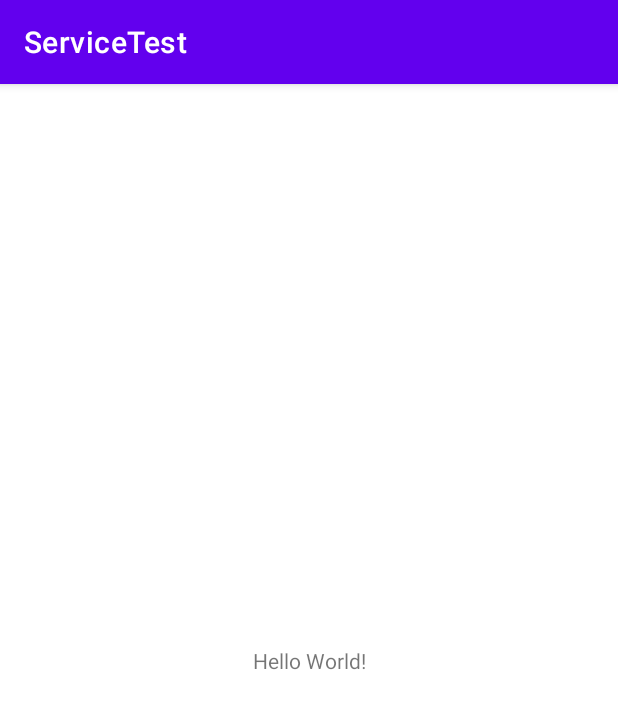
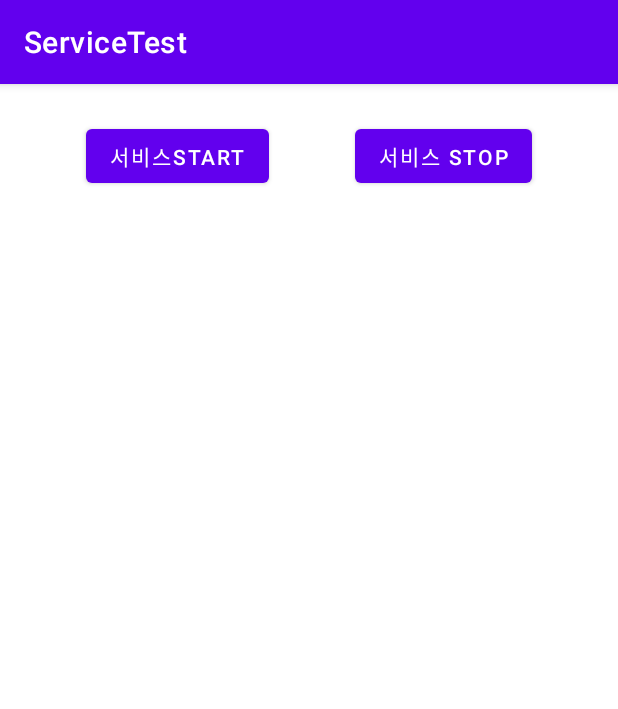
Before and after one commit to heeyjinny/ServiceTest, an Android app: the screen it shows after launch (MainActivity), on a phone screen of 412 x 824 dp. Shown: the top 709 px of the screen. Run offline under Robolectric (Android 15) with nearby library versions, the phone set to English and light mode, and no system bars.

Commit message:
StartedService

```diff
--- a/app/src/main/AndroidManifest.xml
+++ b/app/src/main/AndroidManifest.xml
@@ -12,6 +12,11 @@
         android:supportsRtl="true"
         android:theme="@style/Theme.ServiceTest"
         tools:targetApi="31">
+        <service
+            android:name=".MyService"
+            android:enabled="true"
+            android:exported="true"></service>
+
         <activity
             android:name=".MainActivity"
             android:exported="true">
--- a/app/src/main/res/layout/activity_main.xml
+++ b/app/src/main/res/layout/activity_main.xml
@@ -6,13 +6,26 @@
     android:layout_height="match_parent"
     tools:context=".MainActivity">
 
-    <TextView
+    <Button
+        android:id="@+id/button"
         android:layout_width="wrap_content"
         android:layout_height="wrap_content"
-        android:text="Hello World!"
-        app:layout_constraintBottom_toBottomOf="parent"
-        app:layout_constraintEnd_toEndOf="parent"
+        android:layout_marginTop="24dp"
+        android:onClick="serviceStart"
+        android:text="서비스start"
+        app:layout_constraintEnd_toStartOf="@+id/button2"
         app:layout_constraintStart_toStartOf="parent"
         app:layout_constraintTop_toTopOf="parent" />
 
+    <Button
+        android:id="@+id/button2"
+        android:layout_width="wrap_content"
+        android:layout_height="wrap_content"
+        android:layout_marginTop="24dp"
+        android:text="서비스 stop"
+        app:layout_constraintEnd_toEndOf="parent"
+        app:layout_constraintStart_toEndOf="@+id/button"
+        app:layout_constraintTop_toTopOf="parent"
+        android:onClick="serviceStop"/>
+
 </androidx.constraintlayout.widget.ConstraintLayout>
```
Also changed, not shown: app/src/main/java/com/heeyjinny/servicetest/MainActivity.kt (+46 -1 lines), app/src/main/java/com/heeyjinny/servicetest/MyService.kt (added, +62 -0 lines).
